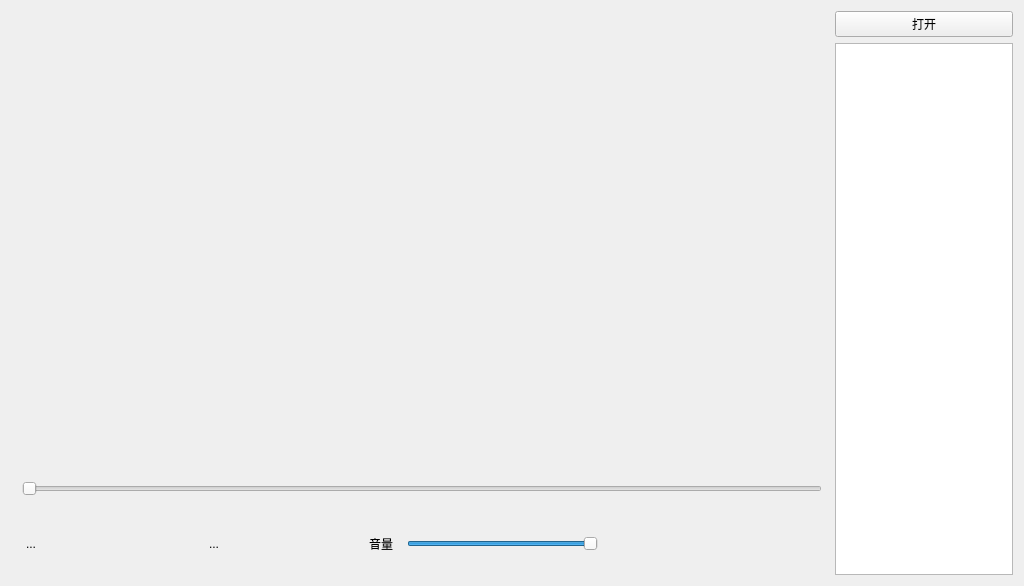
First picture: the form in mediawidget.ui, repository TG-theghost/media, before the edit.
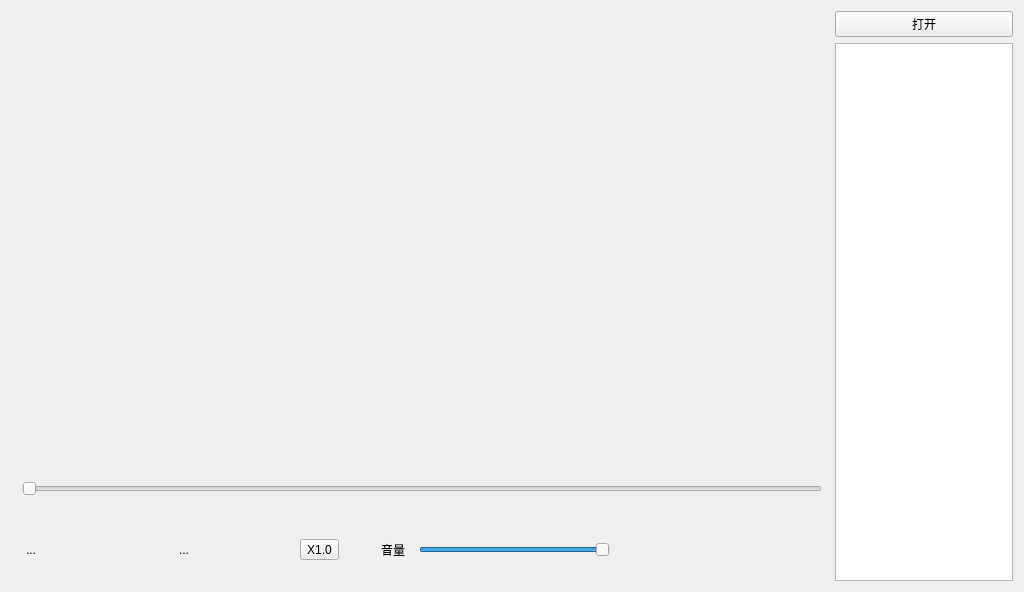
Second picture: the form after the edit. Icons and pictures are not drawn.

Diff of the .ui file:
```diff
--- a/mediawidget.ui
+++ b/mediawidget.ui
@@ -7,14 +7,14 @@
     <x>0</x>
     <y>0</y>
     <width>1024</width>
-    <height>584</height>
+    <height>591</height>
    </rect>
   </property>
   <property name="windowTitle">
    <string>Widget</string>
   </property>
   <layout class="QGridLayout" name="gridLayout">
-   <item row="1" column="5" rowspan="2">
+   <item row="1" column="7" rowspan="3">
     <widget class="QListWidget" name="listWidget">
      <property name="maximumSize">
       <size>
@@ -30,7 +30,7 @@
      </property>
     </widget>
    </item>
-   <item row="0" column="5">
+   <item row="0" column="7">
     <widget class="QPushButton" name="pushButton">
      <property name="maximumSize">
       <size>
@@ -43,111 +43,73 @@
      </property>
     </widget>
    </item>
-   <item row="2" column="2">
-    <widget class="QToolButton" name="toolButton">
-     <property name="minimumSize">
+   <item row="3" column="5">
+    <widget class="QWidget" name="vcwidget" native="true">
+     <property name="maximumSize">
       <size>
-       <width>60</width>
-       <height>60</height>
+       <width>450</width>
+       <height>16777215</height>
       </size>
      </property>
-     <property name="text">
-      <string>...</string>
-     </property>
-     <property name="icon">
-      <iconset resource="res.qrc">
-       <normaloff>:/image/播放.png</normaloff>:/image/播放.png</iconset>
-     </property>
-     <property name="iconSize">
-      <size>
-       <width>60</width>
-       <height>60</height>
-      </size>
-     </property>
-     <property name="autoRaise">
-      <bool>true</bool>
-     </property>
-    </widget>
-   </item>
-   <item row="2" column="1">
-    <widget class="QToolButton" name="lastbtn">
+     <layout class="QGridLayout" name="gridLayout_3">
+      <item row="0" column="1">
+       <widget class="QSlider" name="voiceSlider">
      <property name="minimumSize">
       <size>
-       <width>40</width>
-       <height>40</height>
-      </size>
-     </property>
-     <property name="text">
-      <string/>
-     </property>
-     <property name="icon">
-      <iconset resource="res.qrc">
-       <normaloff>:/image/向后.png</normaloff>:/image/向后.png</iconset>
-     </property>
-     <property name="iconSize">
-      <size>
-       <width>30</width>
-       <height>30</height>
-      </size>
-     </property>
-     <property name="autoRaise">
-      <bool>true</bool>
-     </property>
-    </widget>
-   </item>
-   <item row="2" column="3">
-    <widget class="QToolButton" name="nextbtn">
+          <width>150</width>
+          <height>0</height>
+         </size>
+        </property>
+        <property name="value">
+         <number>99</number>
+        </property>
+        <property name="orientation">
+         <enum>Qt::Horizontal</enum>
+        </property>
+       </widget>
+      </item>
+      <item row="0" column="0">
+       <widget class="QToolButton" name="voicebtn">
      <property name="minimumSize">
       <size>
        <width>40</width>
        <height>40</height>
       </size>
      </property>
-     <property name="text">
-      <string/>
-     </property>
-     <property name="icon">
-      <iconset resource="res.qrc">
-       <normaloff>:/image/向前.png</normaloff>:/image/向前.png</iconset>
-     </property>
-     <property name="iconSize">
+        <property name="maximumSize">
       <size>
-       <width>30</width>
-       <height>30</height>
-      </size>
-     </property>
+          <width>1000</width>
+          <height>1000</height>
+         </size>
+        </property>
+        <property name="text">
+         <string>音量</string>
+        </property>
      <property name="autoRaise">
       <bool>true</bool>
      </property>
     </widget>
    </item>
-   <item row="2" column="0">
-    <widget class="QToolButton" name="playmodebtn">
-     <property name="minimumSize">
-      <size>
-       <width>40</width>
-       <height>40</height>
-      </size>
-     </property>
-     <property name="text">
-      <string>...</string>
-     </property>
-     <property name="icon">
-      <iconset resource="res.qrc">
-       <normaloff>:/image/recycle.png</normaloff>:/image/recycle.png</iconset>
-     </property>
-     <property name="iconSize">
+      <item row="0" column="2">
+       <spacer name="horizontalSpacer_2">
+        <property name="orientation">
+         <enum>Qt::Horizontal</enum>
+        </property>
+        <property name="sizeType">
+         <enum>QSizePolicy::MinimumExpanding</enum>
+        </property>
+        <property name="sizeHint" stdset="0">
       <size>
-       <width>45</width>
-       <height>45</height>
-      </size>
-     </property>
-     <property name="autoRaise">
-      <bool>true</bool>
-     </property>
+          <width>40</width>
+          <height>20</height>
+         </size>
+        </property>
+       </spacer>
+      </item>
+     </layout>
     </widget>
    </item>
-   <item row="0" column="0" rowspan="2" colspan="5">
+   <item row="0" column="0" rowspan="2" colspan="6">
     <widget class="QWidget" name="playslidewidget" native="true">
      <property name="minimumSize">
       <size>
@@ -219,70 +181,115 @@
      </widget>
     </widget>
    </item>
-   <item row="2" column="4">
-    <widget class="QWidget" name="vcwidget" native="true">
-     <property name="maximumSize">
+   <item row="3" column="1">
+    <widget class="QToolButton" name="lastbtn">
+     <property name="minimumSize">
       <size>
-       <width>450</width>
-       <height>16777215</height>
+       <width>40</width>
+       <height>40</height>
       </size>
      </property>
-     <layout class="QGridLayout" name="gridLayout_3">
-      <item row="0" column="1">
-       <widget class="QSlider" name="voiceSlider">
+     <property name="text">
+      <string/>
+     </property>
+     <property name="icon">
+      <iconset resource="res.qrc">
+       <normaloff>:/image/向后.png</normaloff>:/image/向后.png</iconset>
+     </property>
+     <property name="iconSize">
+      <size>
+       <width>30</width>
+       <height>30</height>
+      </size>
+     </property>
+     <property name="autoRaise">
+      <bool>true</bool>
+     </property>
+    </widget>
+   </item>
+   <item row="3" column="2">
+    <widget class="QToolButton" name="toolButton">
         <property name="minimumSize">
          <size>
-          <width>150</width>
-          <height>0</height>
-         </size>
-        </property>
-        <property name="value">
-         <number>99</number>
-        </property>
-        <property name="orientation">
-         <enum>Qt::Horizontal</enum>
-        </property>
-       </widget>
-      </item>
-      <item row="0" column="0">
-       <widget class="QToolButton" name="voicebtn">
+       <width>60</width>
+       <height>60</height>
+      </size>
+     </property>
+     <property name="text">
+      <string>...</string>
+     </property>
+     <property name="icon">
+      <iconset resource="res.qrc">
+       <normaloff>:/image/播放.png</normaloff>:/image/播放.png</iconset>
+     </property>
+     <property name="iconSize">
+      <size>
+       <width>60</width>
+       <height>60</height>
+      </size>
+     </property>
+     <property name="autoRaise">
+      <bool>true</bool>
+     </property>
+    </widget>
+   </item>
+   <item row="3" column="3">
+    <widget class="QToolButton" name="nextbtn">
         <property name="minimumSize">
          <size>
           <width>40</width>
           <height>40</height>
          </size>
         </property>
-        <property name="maximumSize">
+     <property name="text">
+      <string/>
+     </property>
+     <property name="icon">
+      <iconset resource="res.qrc">
+       <normaloff>:/image/向前.png</normaloff>:/image/向前.png</iconset>
+     </property>
+     <property name="iconSize">
          <size>
-          <width>1000</width>
-          <height>1000</height>
-         </size>
-        </property>
-        <property name="text">
-         <string>音量</string>
-        </property>
+       <width>30</width>
+       <height>30</height>
+      </size>
+     </property>
         <property name="autoRaise">
          <bool>true</bool>
         </property>
        </widget>
       </item>
-      <item row="0" column="2">
-       <spacer name="horizontalSpacer_2">
-        <property name="orientation">
-         <enum>Qt::Horizontal</enum>
-        </property>
-        <property name="sizeType">
-         <enum>QSizePolicy::MinimumExpanding</enum>
-        </property>
-        <property name="sizeHint" stdset="0">
+   <item row="3" column="4">
+    <widget class="QToolButton" name="speedBtn">
+     <property name="text">
+      <string>X1.0</string>
+     </property>
+    </widget>
+   </item>
+   <item row="3" column="0">
+    <widget class="QToolButton" name="playmodebtn">
+     <property name="minimumSize">
          <size>
           <width>40</width>
-          <height>20</height>
-         </size>
-        </property>
-       </spacer>
-      </item>
-     </layout>
+       <height>40</height>
+      </size>
+     </property>
+     <property name="text">
+      <string>...</string>
+     </property>
+     <property name="icon">
+      <iconset resource="res.qrc">
+       <normaloff>:/image/recycle.png</normaloff>:/image/recycle.png</iconset>
+     </property>
+     <property name="iconSize">
+      <size>
+       <width>45</width>
+       <height>45</height>
+      </size>
+     </property>
+     <property name="autoRaise">
+      <bool>true</bool>
+     </property>
     </widget>
    </item>
   </layout>
```
Lines whose indentation alone changed are shown as unchanged.
